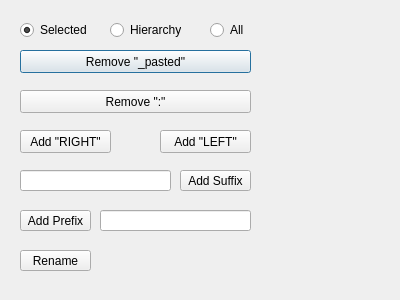
The window that renamerUI/renamerUI.ui (masqu3rad3/tik_utilities) describes before a commit, drawn with Qt 5.
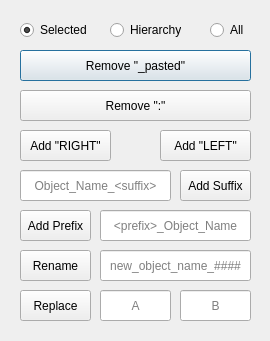
The same window after the commit.

The edit to the form file:
```diff
--- a/renamerUI/renamerUI.ui
+++ b/renamerUI/renamerUI.ui
@@ -6,8 +6,8 @@
    <rect>
     <x>0</x>
     <y>0</y>
-    <width>400</width>
-    <height>300</height>
+    <width>270</width>
+    <height>341</height>
    </rect>
   </property>
   <property name="windowTitle">
@@ -37,7 +37,7 @@
      <x>20</x>
      <y>50</y>
      <width>231</width>
-     <height>23</height>
+     <height>31</height>
     </rect>
    </property>
    <property name="toolTip">
@@ -152,7 +152,7 @@
      <x>20</x>
      <y>90</y>
      <width>231</width>
-     <height>23</height>
+     <height>31</height>
     </rect>
    </property>
    <property name="toolTip">
@@ -180,7 +180,7 @@
      <x>20</x>
      <y>130</y>
      <width>91</width>
-     <height>23</height>
+     <height>31</height>
     </rect>
    </property>
    <property name="toolTip">
@@ -208,7 +208,7 @@
      <x>160</x>
      <y>130</y>
      <width>91</width>
-     <height>23</height>
+     <height>31</height>
     </rect>
    </property>
    <property name="toolTip">
@@ -236,7 +236,7 @@
      <x>180</x>
      <y>170</y>
      <width>71</width>
-     <height>21</height>
+     <height>31</height>
     </rect>
    </property>
    <property name="toolTip">
@@ -264,7 +264,7 @@
      <x>20</x>
      <y>170</y>
      <width>151</width>
-     <height>21</height>
+     <height>31</height>
     </rect>
    </property>
    <property name="toolTip">
@@ -285,8 +285,11 @@
    <property name="text">
     <string notr="true"/>
    </property>
+   <property name="alignment">
+    <set>Qt::AlignCenter</set>
+   </property>
    <property name="placeholderText">
-    <string notr="true"/>
+    <string notr="true">Object_Name_&lt;suffix&gt;</string>
    </property>
   </widget>
   <widget class="QLineEdit" name="addsuffix_lineEdit_2">
@@ -295,7 +298,7 @@
      <x>100</x>
      <y>210</y>
      <width>151</width>
-     <height>21</height>
+     <height>31</height>
     </rect>
    </property>
    <property name="toolTip">
@@ -316,8 +319,11 @@
    <property name="text">
     <string notr="true"/>
    </property>
+   <property name="alignment">
+    <set>Qt::AlignCenter</set>
+   </property>
    <property name="placeholderText">
-    <string notr="true"/>
+    <string notr="true">&lt;prefix&gt;_Object_Name</string>
    </property>
   </widget>
   <widget class="QPushButton" name="addprefix_pushButton">
@@ -326,7 +332,7 @@
      <x>20</x>
      <y>210</y>
      <width>71</width>
-     <height>21</height>
+     <height>31</height>
     </rect>
    </property>
    <property name="toolTip">
@@ -354,7 +360,7 @@
      <x>20</x>
      <y>250</y>
      <width>71</width>
-     <height>21</height>
+     <height>31</height>
     </rect>
    </property>
    <property name="toolTip">
@@ -376,6 +382,136 @@
     <string notr="true">Rename</string>
    </property>
   </widget>
+  <widget class="QLineEdit" name="rename_lineEdit">
+   <property name="geometry">
+    <rect>
+     <x>100</x>
+     <y>250</y>
+     <width>151</width>
+     <height>31</height>
+    </rect>
+   </property>
+   <property name="toolTip">
+    <string notr="true"/>
+   </property>
+   <property name="statusTip">
+    <string notr="true"/>
+   </property>
+   <property name="whatsThis">
+    <string notr="true"/>
+   </property>
+   <property name="accessibleName">
+    <string notr="true"/>
+   </property>
+   <property name="accessibleDescription">
+    <string notr="true"/>
+   </property>
+   <property name="text">
+    <string notr="true"/>
+   </property>
+   <property name="alignment">
+    <set>Qt::AlignCenter</set>
+   </property>
+   <property name="placeholderText">
+    <string notr="true">new_object_name_####</string>
+   </property>
+  </widget>
+  <widget class="QLineEdit" name="replace_a_lineEdit">
+   <property name="geometry">
+    <rect>
+     <x>100</x>
+     <y>290</y>
+     <width>71</width>
+     <height>31</height>
+    </rect>
+   </property>
+   <property name="toolTip">
+    <string notr="true"/>
+   </property>
+   <property name="statusTip">
+    <string notr="true"/>
+   </property>
+   <property name="whatsThis">
+    <string notr="true"/>
+   </property>
+   <property name="accessibleName">
+    <string notr="true"/>
+   </property>
+   <property name="accessibleDescription">
+    <string notr="true"/>
+   </property>
+   <property name="text">
+    <string notr="true"/>
+   </property>
+   <property name="alignment">
+    <set>Qt::AlignCenter</set>
+   </property>
+   <property name="placeholderText">
+    <string notr="true">A</string>
+   </property>
+  </widget>
+  <widget class="QPushButton" name="replace_pushButton">
+   <property name="geometry">
+    <rect>
+     <x>20</x>
+     <y>290</y>
+     <width>71</width>
+     <height>31</height>
+    </rect>
+   </property>
+   <property name="toolTip">
+    <string notr="true"/>
+   </property>
+   <property name="statusTip">
+    <string notr="true"/>
+   </property>
+   <property name="whatsThis">
+    <string notr="true"/>
+   </property>
+   <property name="accessibleName">
+    <string notr="true"/>
+   </property>
+   <property name="accessibleDescription">
+    <string notr="true"/>
+   </property>
+   <property name="text">
+    <string notr="true">Replace</string>
+   </property>
+  </widget>
+  <widget class="QLineEdit" name="replace_b_lineEdit">
+   <property name="geometry">
+    <rect>
+     <x>180</x>
+     <y>290</y>
+     <width>71</width>
+     <height>31</height>
+    </rect>
+   </property>
+   <property name="toolTip">
+    <string notr="true"/>
+   </property>
+   <property name="statusTip">
+    <string notr="true"/>
+   </property>
+   <property name="whatsThis">
+    <string notr="true"/>
+   </property>
+   <property name="accessibleName">
+    <string notr="true"/>
+   </property>
+   <property name="accessibleDescription">
+    <string notr="true"/>
+   </property>
+   <property name="text">
+    <string notr="true"/>
+   </property>
+   <property name="alignment">
+    <set>Qt::AlignCenter</set>
+   </property>
+   <property name="placeholderText">
+    <string notr="true">B</string>
+   </property>
+  </widget>
  </widget>
  <resources/>
  <connections/>
```
Left out of the diff: 4 changed lines with no effect on the pictures.
